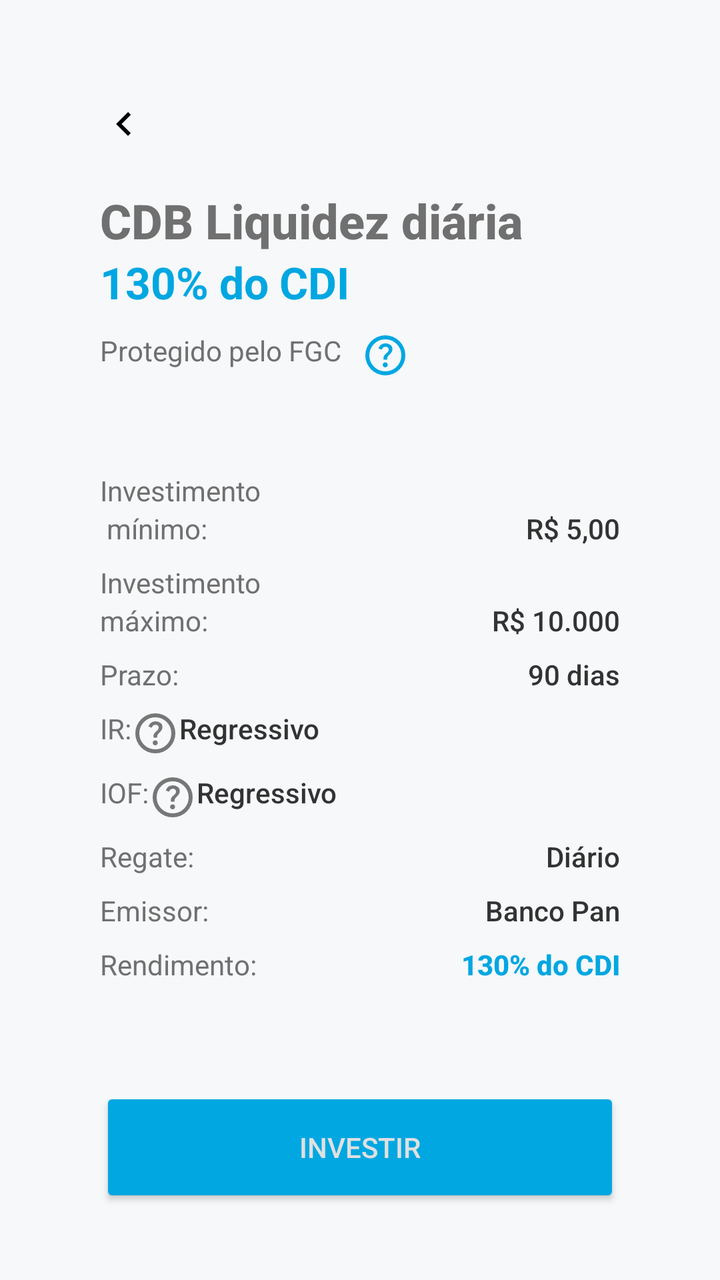
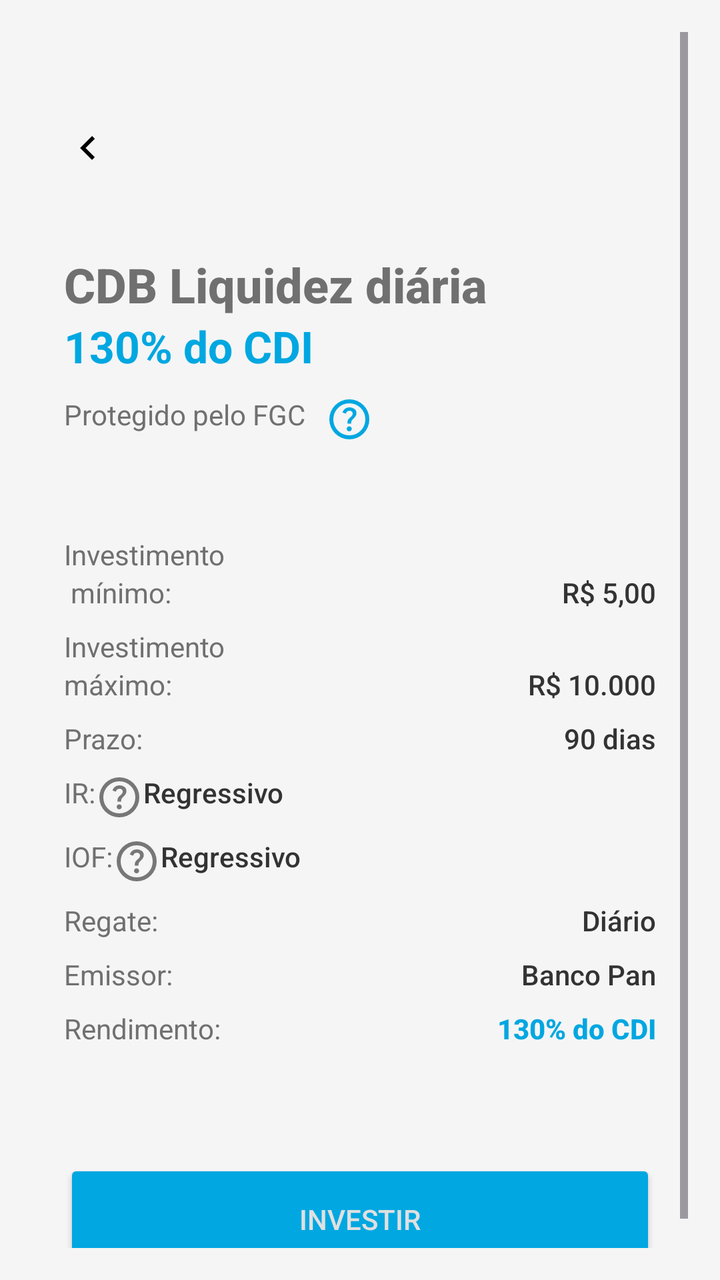

Before-and-after screenshots of an Android layout around one commit, followed by the original layout XML and the change that was made.
<!-- AndroidManifest.xml: application theme Theme.PanBankApp -->
<!-- res/layout/fragment_pantalla_tres.xml -->
<?xml version="1.0" encoding="utf-8"?>
<ScrollView xmlns:android="http://schemas.android.com/apk/res/android"
    xmlns:app="http://schemas.android.com/apk/res-auto"
    android:layout_width="match_parent"
    android:layout_height="match_parent"
    android:background="#F6F8FA"
    android:padding="20dp">

    <LinearLayout
        android:layout_width="match_parent"
        android:layout_height="wrap_content"
        android:background="#F6F8FA"
        android:clipToPadding="false"
        android:orientation="vertical"
        android:padding="30dp">

        <ImageView
            android:layout_width="wrap_content"
            android:layout_height="wrap_content"
            android:layout_marginBottom="20dp"
            android:src="@drawable/ic_seta_iz" />

        
        <TextView
            android:id="@+id/title"
            android:layout_width="wrap_content"
            android:layout_height="wrap_content"
            android:fontFamily="sans-serif-medium"
            android:text="CDB Liquidez diária"
            android:textColor="@color/gris_texto"
            android:textSize="24sp"
            android:textStyle="bold" />

        
        <TextView
            android:id="@+id/subtitle"
            android:layout_width="wrap_content"
            android:layout_height="wrap_content"
            android:layout_marginBottom="10dp"
            android:text="130% do CDI"
            android:textColor="#00A7E1"
            android:textSize="22sp"
            android:textStyle="bold" />

        
        <TextView
            android:id="@+id/protection_text"
            android:layout_width="wrap_content"
            android:layout_height="wrap_content"
            android:layout_marginBottom="30dp"
            android:text="Protegido pelo FGC   "
            android:textColor="@color/gris_texto"
            android:textSize="14sp"
            app:drawableEndCompat="@drawable/ic_ajuda"
            app:drawableTint="#00A7E1" />

        
        <LinearLayout
            android:layout_width="match_parent"
            android:layout_height="wrap_content"
            android:layout_marginTop="16dp"
            android:orientation="vertical">

            
            <LinearLayout
                android:layout_width="match_parent"
                android:layout_height="wrap_content"
                android:layout_marginBottom="8dp"
                android:orientation="vertical">

                <TextView
                    android:layout_width="wrap_content"
                    android:layout_height="0dp"
                    android:layout_weight="1"
                    android:text="Investimento"
                    android:textColor="@color/gris_texto"
                    android:textSize="14sp" />

                <LinearLayout
                    android:layout_width="match_parent"
                    android:layout_height="wrap_content"
                    android:orientation="horizontal">

                    <TextView
                        android:layout_width="wrap_content"
                        android:layout_height="wrap_content"
                        android:layout_weight="1"
                        android:textColor="@color/gris_texto"
                        android:text=" mínimo:" />

                    <TextView
                        android:layout_width="wrap_content"
                        android:layout_height="wrap_content"
                        android:fontFamily="sans-serif-medium"
                        android:text="R$ 5,00"
                        android:textColor="#333333"
                        android:textSize="14sp" />

                </LinearLayout>

            </LinearLayout>

            <LinearLayout
                android:layout_width="match_parent"
                android:layout_height="wrap_content"
                android:layout_marginBottom="8dp"
                android:orientation="vertical">

                <TextView
                    android:layout_width="wrap_content"
                    android:layout_height="0dp"
                    android:layout_weight="1"
                    android:text="Investimento"
                    android:textColor="@color/gris_texto"
                    android:textSize="14sp" />


                <LinearLayout
                    android:layout_width="match_parent"
                    android:layout_height="wrap_content"
                    android:orientation="horizontal">

                    <TextView
                        android:layout_width="0dp"
                        android:layout_height="wrap_content"
                        android:layout_weight="1"
                        android:text="máximo:"
                        android:textColor="@color/gris_texto"
                        android:textSize="14sp" />

                    <TextView
                        android:layout_width="wrap_content"
                        android:layout_height="wrap_content"
                        android:fontFamily="sans-serif-medium"
                        android:text="R$ 10.000"
                        android:textColor="#333333"
                        android:textSize="14sp" />
                </LinearLayout>
            </LinearLayout>


            
            <LinearLayout
                android:layout_width="match_parent"
                android:layout_height="wrap_content"
                android:layout_marginBottom="8dp"
                android:orientation="horizontal">

                <TextView
                    android:layout_width="0dp"
                    android:layout_height="wrap_content"
                    android:layout_weight="1"
                    android:text="Prazo:"
                    android:textColor="@color/gris_texto"
                    android:textSize="14sp" />

                <TextView
                    android:layout_width="wrap_content"
                    android:layout_height="wrap_content"
                    android:fontFamily="sans-serif-medium"
                    android:text="90 dias"
                    android:textColor="#333333"
                    android:textSize="14sp" />
            </LinearLayout>

            <LinearLayout
                android:layout_width="match_parent"
                android:layout_height="wrap_content"
                android:layout_marginBottom="8dp"
                android:orientation="horizontal">

                <TextView
                    android:layout_width="wrap_content"
                    android:layout_height="wrap_content"
                    android:text="IR:"
                    android:textColor="@color/gris_texto"
                    android:textSize="14sp"
                    app:drawableRightCompat="@drawable/ic_ajuda" />

                <TextView
                    android:layout_width="0dp"
                    android:layout_height="wrap_content"
                    android:layout_weight="1"
                    android:fontFamily="sans-serif-medium"
                    android:text="Regressivo"
                    android:textAlignment="textEnd"
                    android:textColor="#333333"
                    android:textSize="14sp" />
            </LinearLayout>

            <LinearLayout
                android:layout_width="match_parent"
                android:layout_height="wrap_content"
                android:layout_marginBottom="8dp"
                android:orientation="horizontal">

                <TextView
                    android:layout_width="wrap_content"
                    android:layout_height="wrap_content"
                    android:text="IOF:"
                    android:textColor="@color/gris_texto"
                    android:textSize="14sp"
                    app:drawableRightCompat="@drawable/ic_ajuda" />


                <TextView
                    android:layout_width="0dp"
                    android:layout_height="wrap_content"
                    android:layout_weight="1"
                    android:fontFamily="sans-serif-medium"
                    android:text="Regressivo"
                    android:textAlignment="textEnd"
                    android:textColor="#333333"
                    android:textSize="14sp" />
            </LinearLayout>

            <LinearLayout
                android:layout_width="match_parent"
                android:layout_height="wrap_content"
                android:layout_marginBottom="8dp"
                android:orientation="horizontal">

                <TextView
                    android:layout_width="0dp"
                    android:layout_height="wrap_content"
                    android:layout_weight="1"
                    android:text="Regate:"
                    android:textColor="@color/gris_texto"
                    android:textSize="14sp" />


                <TextView
                    android:layout_width="wrap_content"
                    android:layout_height="wrap_content"
                    android:fontFamily="sans-serif-medium"
                    android:text="Diário"
                    android:textColor="#333333"
                    android:textSize="14sp" />
            </LinearLayout>

            <LinearLayout
                android:layout_width="match_parent"
                android:layout_height="wrap_content"
                android:layout_marginBottom="8dp"
                android:orientation="horizontal">

                <TextView
                    android:layout_width="0dp"
                    android:layout_height="wrap_content"
                    android:layout_weight="1"
                    android:text="Emissor:"
                    android:textColor="@color/gris_texto"
                    android:textSize="14sp" />


                <TextView
                    android:layout_width="wrap_content"
                    android:layout_height="wrap_content"
                    android:fontFamily="sans-serif-medium"
                    android:text="Banco Pan"
                    android:textColor="#333333"
                    android:textSize="14sp" />
            </LinearLayout>

            <LinearLayout
                android:layout_width="match_parent"
                android:layout_height="wrap_content"
                android:layout_marginBottom="16dp"
                android:paddingBottom="20dp"
                android:orientation="horizontal">

                <TextView
                    android:layout_width="0dp"
                    android:layout_height="wrap_content"
                    android:layout_weight="1"
                    android:text="Rendimento:"
                    android:textColor="@color/gris_texto"
                    android:textSize="14sp" />

                <TextView
                    android:layout_width="wrap_content"
                    android:layout_height="wrap_content"
                    android:fontFamily="sans-serif-medium"
                    android:text="130% do CDI"
                    android:textStyle="bold"
                    android:textColor="@color/azul_texto"
                    android:textSize="14sp" />
            </LinearLayout>

        </LinearLayout>

        
        <androidx.appcompat.widget.AppCompatButton
            android:id="@+id/invest_button"
            android:layout_width="match_parent"
            android:layout_height="60dp"
            android:layout_gravity="center"
            android:layout_marginTop="16dp"
            android:backgroundTint="#00A7E1"
            android:fontFamily="sans-serif-medium"
            android:padding="12dp"
            android:text="Investir"
            android:textColor="@color/gray_light" />

    </LinearLayout>
</ScrollView>
<!-- resources referenced by this layout -->
<resources>
  <color name="azul_texto">#00A7E1</color>
  <color name="gray_light">#E0E0E0</color>
  <color name="gris_texto">#707070</color>
  <!-- drawable ic_ajuda (drawable) -->
  <vector xmlns:android="http://schemas.android.com/apk/res/android"
      android:width="24dp"
      android:height="24dp"
      android:viewportWidth="960"
      android:viewportHeight="960">
    <path
        android:pathData="M478,720q21,0 35.5,-14.5T528,670q0,-21 -14.5,-35.5T478,620q-21,0 -35.5,14.5T428,670q0,21 14.5,35.5T478,720ZM442,566h74q0,-33 7.5,-52t42.5,-52q26,-26 41,-49.5t15,-56.5q0,-56 -41,-86t-97,-30q-57,0 -92.5,30T342,342l66,26q5,-18 22.5,-39t53.5,-21q32,0 48,17.5t16,38.5q0,20 -12,37.5T506,434q-44,39 -54,59t-10,73ZM480,880q-83,0 -156,-31.5T197,763q-54,-54 -85.5,-127T80,480q0,-83 31.5,-156T197,197q54,-54 127,-85.5T480,80q83,0 156,31.5T763,197q54,54 85.5,127T880,480q0,83 -31.5,156T763,763q-54,54 -127,85.5T480,880ZM480,800q134,0 227,-93t93,-227q0,-134 -93,-227t-227,-93q-134,0 -227,93t-93,227q0,134 93,227t227,93ZM480,480Z"
        android:fillColor="#777"/>
  </vector>
  <!-- drawable ic_seta_iz (drawable) -->
  <vector xmlns:android="http://schemas.android.com/apk/res/android" android:autoMirrored="true" android:height="24dp" android:tint="#000000" android:viewportHeight="24" android:viewportWidth="24" android:width="24dp">
        
      <path android:fillColor="@android:color/white" android:pathData="M15.41,16.59L10.83,12l4.58,-4.59L14,6l-6,6 6,6 1.41,-1.41z"/>
      
  </vector>
  <style name="Theme.PanBankApp" parent="Base.Theme.PanBankApp" />
  <style name="Base.Theme.PanBankApp" parent="Theme.Material3.DayNight.NoActionBar">
          
          <item name="colorPrimary">@color/backgroundApp</item>
          <item name="colorSecondary">@color/black</item>
  
      </style>
  <color name="backgroundApp">#F5F5F5</color>
  <color name="black">#FF000000</color>
</resources>

<!-- the commit's change to res/layout/fragment_pantalla_tres.xml (unified diff, before → after) -->
@@ -3,16 +3,17 @@
     xmlns:app="http://schemas.android.com/apk/res-auto"
     android:layout_width="match_parent"
     android:layout_height="match_parent"
-    android:background="#F6F8FA"
-    android:padding="20dp">
+    android:background="@color/backgroundApp"
+    android:padding="16dp">
 
     <LinearLayout
         android:layout_width="match_parent"
         android:layout_height="wrap_content"
-        android:background="#F6F8FA"
+        android:background="@color/backgroundApp"
         android:clipToPadding="false"
         android:orientation="vertical"
-        android:padding="30dp">
+        android:layout_marginTop="30dp"
+        android:padding="16dp">
 
         <ImageView
             android:layout_width="wrap_content"
@@ -26,6 +27,7 @@
             android:layout_width="wrap_content"
             android:layout_height="wrap_content"
             android:fontFamily="sans-serif-medium"
+            android:layout_marginTop="20dp"
             android:text="CDB Liquidez diária"
             android:textColor="@color/gris_texto"
             android:textSize="24sp"
@@ -295,9 +297,10 @@
             android:layout_width="match_parent"
             android:layout_height="60dp"
             android:layout_gravity="center"
-            android:layout_marginTop="16dp"
+            android:layout_marginTop="20dp"
             android:backgroundTint="#00A7E1"
             android:fontFamily="sans-serif-medium"
+
             android:padding="12dp"
             android:text="Investir"
             android:textColor="@color/gray_light" />
<!-- resource entries referenced after the edit -->
@@ -1,6 +1,7 @@
 <!-- resources referenced by this layout -->
 <resources>
   <color name="azul_texto">#00A7E1</color>
+  <color name="backgroundApp">#F5F5F5</color>
   <color name="gray_light">#E0E0E0</color>
   <color name="gris_texto">#707070</color>
   <!-- drawable ic_ajuda (drawable) -->
@@ -26,7 +27,6 @@
           <item name="colorSecondary">@color/black</item>
   
       </style>
-  <color name="backgroundApp">#F5F5F5</color>
   <color name="black">#FF000000</color>
 </resources>
 
